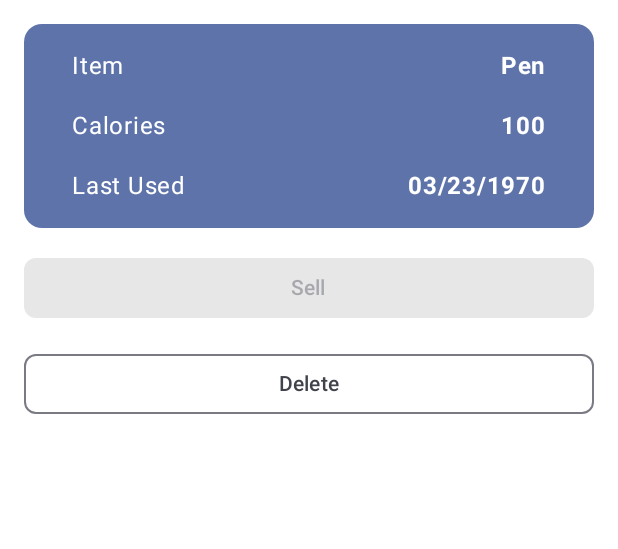
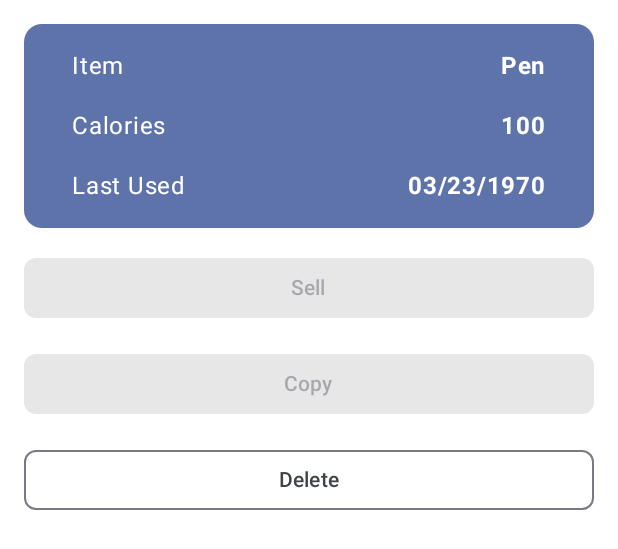
Before and after one commit to blahblahblah552/CalAndFast, an Android app built with Jetpack Compose: the @Preview function ItemDetailsScreenPreview, on a phone screen of 412 x 824 dp. Shown: the top 549 px of the screen. Run offline under Robolectric (Android 15) with nearby library versions, the phone set to English and light mode, and no system bars; our stand-ins replace Room's generated code.

Commit message:
added copy

```diff
--- a/app/build.gradle.kts
+++ b/app/build.gradle.kts
@@ -66,4 +66,5 @@ dependencies {
     // Testing
     androidTestImplementation(libs.androidx.espresso.core)
     androidTestImplementation(libs.androidx.junit)
+    testImplementation(libs.junit)
 }
--- a/app/src/main/java/com/example/calandfast/ui/consumable/ConsumableDetailsScreen.kt
+++ b/app/src/main/java/com/example/calandfast/ui/consumable/ConsumableDetailsScreen.kt
@@ -96,6 +96,12 @@ fun ConsumableDetailsScreen(
         ItemDetailsBody(
             itemDetailsUiState = uiState.value,
             onSellItem = { viewModel.reduceQuantityByOne() },
+            onCopyItem = {
+                coroutineScope.launch {
+                    viewModel.copyItem()
+                    navigateBack()
+                }
+            },
             onDelete = {
                 // Note: If the user rotates the screen very fast, the operation may get cancelled
                 // and the item may not be deleted from the Database. This is because when config
@@ -121,6 +127,7 @@ fun ConsumableDetailsScreen(
 private fun ItemDetailsBody(
     itemDetailsUiState: ItemDetailsUiState,
     onSellItem: () -> Unit,
+    onCopyItem: () -> Unit,
     onDelete: () -> Unit,
     modifier: Modifier = Modifier
 ) {
@@ -140,6 +147,14 @@ private fun ItemDetailsBody(
             enabled = !itemDetailsUiState.outOfStock
         ) {
             Text(stringResource(R.string.sell))
+        }
+        Button(
+            onClick = onCopyItem,
+            modifier = Modifier.fillMaxWidth(),
+            shape = MaterialTheme.shapes.small,
+            enabled = !itemDetailsUiState.outOfStock
+        ) {
+            Text(stringResource(R.string.copy))
         }
         OutlinedButton(
             onClick = { deleteConfirmationRequired = true },
@@ -250,6 +265,6 @@ fun ItemDetailsScreenPreview() {
     CalAndFastTheme {
         ItemDetailsBody(ItemDetailsUiState(
             outOfStock = true, itemDetails = ConsumableDetails(1, "Pen", "100", 7000000000)
-        ), onSellItem = {}, onDelete = {})
+        ), onSellItem = {}, onCopyItem = {}, onDelete = {})
     }
 }
--- a/app/src/main/java/com/example/calandfast/ui/consumable/ConsumableEntryScreen.kt
+++ b/app/src/main/java/com/example/calandfast/ui/consumable/ConsumableEntryScreen.kt
@@ -192,7 +192,6 @@ fun ItemInputForm(
                         }
                     }
                 }
-
         )
 
         if (showModal) {
--- a/app/src/main/res/values/strings.xml
+++ b/app/src/main/res/values/strings.xml
@@ -18,6 +18,7 @@
     <string name="quantity_req">last used*</string>
     <string name="save_action">Save</string>
     <string name="sell">Sell</string>
+    <string name="copy">Copy</string>
     <string name="yes">Yes</string>
     <string name="required_fields">*required fields</string>
 </resources>
--- a/build.gradle.kts
+++ b/build.gradle.kts
@@ -5,8 +5,8 @@ buildscript {
 }
 
 plugins {
-    id("com.android.application") version "8.9.0" apply false
-    id("com.android.library") version "8.9.0" apply false
+    id("com.android.application") version "8.9.1" apply false
+    id("com.android.library") version "8.9.1" apply false
     id("org.jetbrains.kotlin.android") version "2.1.0" apply false
     id("org.jetbrains.kotlin.plugin.compose") version "2.1.0" apply false
 }
```
Also changed, not shown: app/src/main/java/com/example/calandfast/ui/consumable/ConsumableDetailsViewModel.kt (+12 -0 lines).
